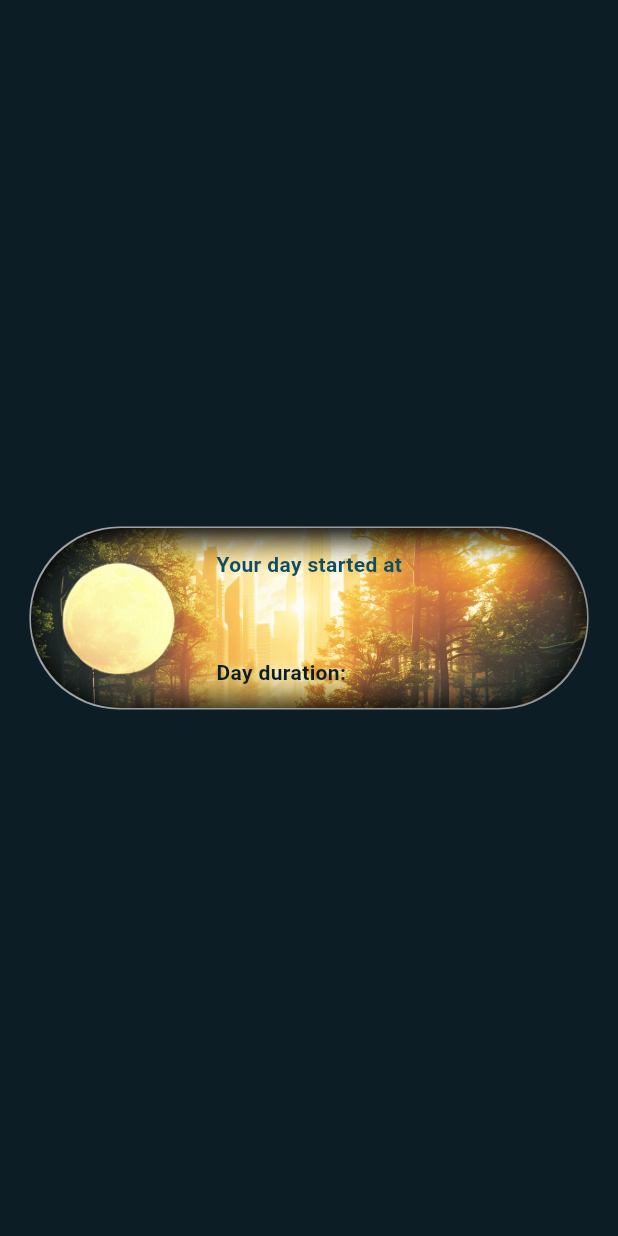
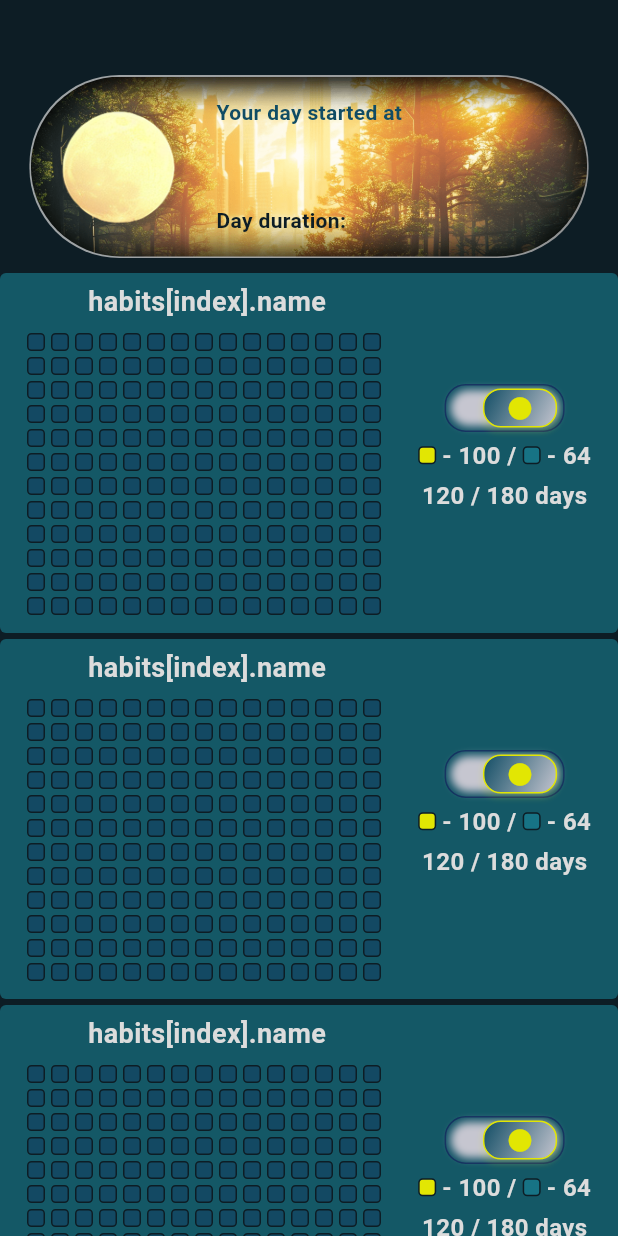
Before and after one commit to denissavishchev/neo_day, a Flutter app: the screen it shows after launch, on a phone screen of 412 x 824 dp. Run offline on Flutter 3.47's test engine with Material 3 defaults, Android fonts, the phone set to English and light mode, and no system bars.

Commit message:
habits list

```diff
--- a/lib/screens/main_screen.dart
+++ b/lib/screens/main_screen.dart
@@ -1,6 +1,7 @@
 import 'package:flutter/material.dart';
 import 'package:neo_day/constants.dart';
 import '../widgets/day_night_switch_widget.dart';
+import '../widgets/habits_list_screen.dart';
 
 class MainScreen extends StatelessWidget {
   const MainScreen({super.key});
@@ -13,7 +14,13 @@ class MainScreen extends StatelessWidget {
         width: size.width,
         height: size.height,
         color: kBlack,
-        child: Center(child: DaySwitchWidget()),
+        child: Column(
+            children: [
+              const SizedBox(height: 40,),
+              DaySwitchWidget(),
+              Expanded(child: HabitsListWidget())
+            ]
+        ),
       ),
     );
   }
--- a/lib/widgets/day_night_switch_widget.dart
+++ b/lib/widgets/day_night_switch_widget.dart
@@ -113,7 +113,7 @@ class _DaySwitchWidgetState extends State<DaySwitchWidget> {
                     duration: const Duration(milliseconds: 500),
                     alignment: data.isDay ? Alignment.centerLeft : Alignment.centerRight,
                     child: GestureDetector(
-                      onTap: () => data.switchDay(context),
+                      onLongPress: () => data.switchDay(context),
                       child: Container(
                         width: 80,
                         height: 80,
--- /dev/null
+++ b/lib/widgets/habits_list_screen.dart
@@ -0,0 +1,131 @@
+import 'package:flutter/material.dart';
+import 'package:provider/provider.dart';
+import '../constants.dart';
+import '../main_provider.dart';
+import 'horizontal_switch_button_widget.dart';
+
+class HabitsListWidget extends StatelessWidget {
+  const HabitsListWidget({super.key});
+
+  @override
+  Widget build(BuildContext context) {
+    Size size = MediaQuery.sizeOf(context);
+    return Consumer<MainProvider>(
+        builder: (context, data, _){
+          return Center(
+            child: Column(
+              children: [
+                Expanded(
+                  child: SizedBox(
+                    width: size.width,
+                    child: ListView.builder(
+                        itemCount: 3,
+                        itemBuilder: (context, index){
+                          return Container(
+                            width: size.width,
+                            margin: const EdgeInsets.only(bottom: 4),
+                            padding: const EdgeInsets.fromLTRB(18, 6, 18, 12),
+                            decoration: BoxDecoration(
+                                color: kNavy.withValues(alpha: 0.3),
+                                borderRadius: const BorderRadius.all(Radius.circular(4))
+                            ),
+                            child: Row(
+                              mainAxisAlignment: MainAxisAlignment.spaceBetween,
+                              children: [
+                                Column(
+                                  children: [
+                                    Text('habits[index].name',
+                                      style: const TextStyle(
+                                          color: kWhite,
+                                          fontWeight: FontWeight.bold,
+                                          fontSize: 18
+                                      ),),
+                                    const SizedBox(height: 8,),
+                                    SizedBox(
+                                      width: 240,
+                                      child: Wrap(
+                                        runAlignment: WrapAlignment.center,
+                                        runSpacing: 4,
+                                        children: List.generate(180, (i){
+                                          // List<int> converted = habits[index].progress.split('')
+                                          //     .map((v) => int.parse(v)).toList();
+                                          // data.convertedLength = habits[index].days - (habits[index].days - converted.length);
+                                          // converted.addAll(List.filled(habits[index].days - converted.length, 3));
+                                          // data.zeros = converted.where((e) => e == 0).length;
+                                          // data.ones = converted.where((e) => e == 1).length;
+                                          return Container(
+                                            margin: const EdgeInsets.only(right: 4),
+                                            width: 12,
+                                            height: 12,
+                                            decoration: BoxDecoration(
+                                                color: kIndigo.withValues(alpha: 0.2),
+                                                borderRadius: const BorderRadius.all(Radius.circular(3)),
+                                                border: Border.all(width: 1, color: kBlack)
+                                            ),
+                                          );
+                                        }),
+                                      ),
+                                    ),
+                                  ],
+                                ),
+                                Column(
+                                  children: [
+                                    HorizontalSwitchButtonWidget(
+                                      onTap: () {},
+                                      checked: true,
+                                      index: index,),
+                                    const SizedBox(height: 4),
+                                    Row(
+                                      children: [
+                                        Container(
+                                          margin: const EdgeInsets.only(right: 4),
+                                          width: 12,
+                                          height: 12,
+                                          decoration: BoxDecoration(
+                                              color: kGreen,
+                                              borderRadius: const BorderRadius.all(Radius.circular(3)),
+                                              border: Border.all(width: 1, color: kBlack)
+                                          ),
+                                        ),
+                                        const Text('- ', style: kTextStyle,),
+                                        Text('100', style: kTextStyle,),
+                                        const Text(' / ', style: kTextStyle,),
+                                        Container(
+                                          margin: const EdgeInsets.only(right: 4),
+                                          width: 12,
+                                          height: 12,
+                                          decoration: BoxDecoration(
+                                              color: kNavy.withValues(alpha: 0.2),
+                                              borderRadius: const BorderRadius.all(Radius.circular(3)),
+                                              border: Border.all(width: 1, color: kBlack)
+                                          ),
+                                        ),
+                                        const Text('- ', style: kTextStyle,),
+                                        Text('64', style: kTextStyle,),
+                                      ],
+                                    ),
+                                    const SizedBox(height: 4),
+                                    Row(
+                                      children: [
+                                        Text('120', style: kTextStyle,),
+                                        const Text(' / ', style: kTextStyle,),
+                                        Text('180', style: kTextStyle,),
+                                        const Text(' days', style: kTextStyle,),
+                                      ],
+                                    ),
+                                  ],
+                                ),
+                              ],
+                            ),
+                          );
+                        }
+                    ),
+                  ),
+                ),
+              ],
+            ),
+          );
+        }
+    );
+  }
+}
--- /dev/null
+++ b/lib/widgets/horizontal_switch_button_widget.dart
@@ -0,0 +1,88 @@
+import 'package:flutter/material.dart';
+import 'package:provider/provider.dart';
+import '../constants.dart';
+import '../main_provider.dart';
+
+class HorizontalSwitchButtonWidget extends StatelessWidget {
+  const HorizontalSwitchButtonWidget({
+    super.key,
+    required this.onTap,
+    required this.checked,
+    required this.index,
+  });
+
+  final VoidCallback onTap;
+  final bool checked;
+  final int index;
+
+  @override
+  Widget build(BuildContext context) {
+    Size size = MediaQuery.sizeOf(context);
+    return Consumer<MainProvider>(
+        builder: (context, data, _){
+          return GestureDetector(
+            onTap: onTap,
+            child: Container(
+              width: 80,
+              height: 32,
+              alignment: Alignment.center,
+              padding: const EdgeInsets.symmetric(horizontal: 4, vertical: 2),
+              decoration: BoxDecoration(
+                border: Border.all(color: kIndigo.withValues(alpha: 0.5), width: 1),
+                borderRadius: const BorderRadius.all(Radius.circular(14)),
+                boxShadow: [
+                  BoxShadow(
+                    color: kBlue.withValues(alpha: 0.5),
+                  ),
+                  const BoxShadow(
+                    color: kGrey,
+                    spreadRadius: -4.0,
+                    blurRadius: 4.0,
+                  ),
+                ],
+              ),
+              child: AnimatedAlign(
+                duration: const Duration(milliseconds: 200),
+                alignment: checked ? Alignment.topRight : Alignment.centerLeft,
+                child: AnimatedContainer(
+                  duration: const Duration(milliseconds: 200),
+                  width: size.height * 0.06,
+                  height: size.height * 0.08,
+                  decoration: BoxDecoration(
+                      border: Border.all(
+                          color: checked ? kGreen : kBlue,
+                          width: 1),
+                      boxShadow: [
+                        BoxShadow(
+                            color: checked ? kGreen.withValues(alpha: 0.1) : kBlack.withValues(alpha: 0.2),
+                            spreadRadius: 2,
+                            blurRadius: 2,
+                            offset: const Offset(0, 2)
+                        )
+                      ],
+                      gradient: const LinearGradient(
+                          colors: [
+                            kGrey,
+                            kBlue
+                          ],
+                          begin: Alignment.bottomRight,
+                          end: Alignment.topLeft
+                      ),
+                      borderRadius: const BorderRadius.all(Radius.circular(12))
+                  ),
+                  child: Center(
+                    child: AnimatedCrossFade(
+                      firstChild: const Icon(Icons.circle, color: kGreen, size: 18,),
+                      secondChild: const Icon(Icons.circle, color: kBlue, size: 18,),
+                      crossFadeState: checked ? CrossFadeState.showFirst : CrossFadeState.showSecond,
+                      duration: const Duration(milliseconds: 100),
+                    ),
+                  ),
+                ),
+              ),
+            ),
+          );
+        }
+    );
+  }
+}
```
